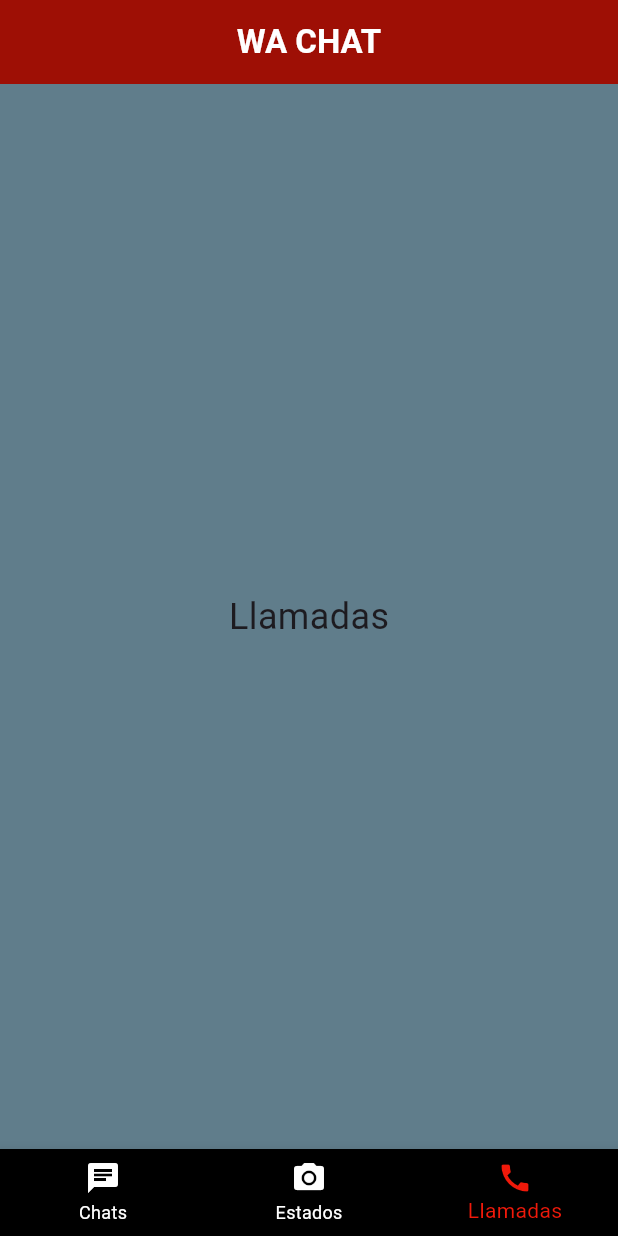
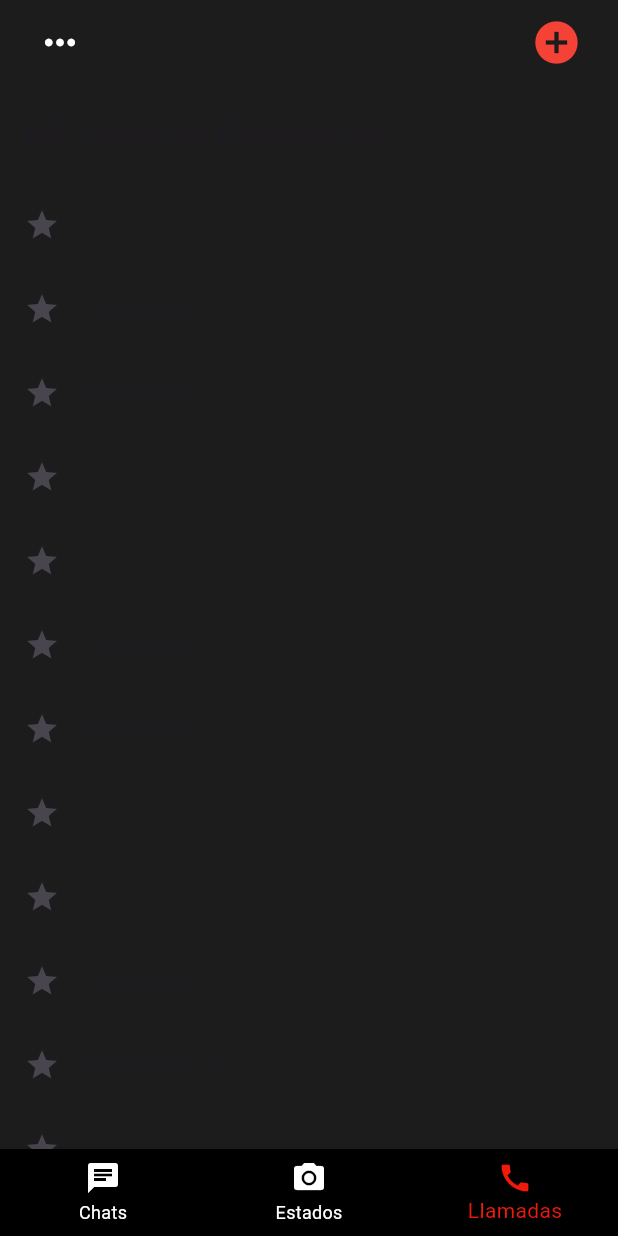
Before and after one commit to FranciscoTxz/WA-Chat-Flutter, a Flutter app: the screen it shows after launch, swiped to page 3, on a phone screen of 412 x 824 dp. Run offline on Flutter 3.47's test engine with Material 3 defaults, Android fonts, the phone set to English and light mode, and no system bars; our stand-ins replace cached_network_image, go_router; network calls fail.

Commit message:
Fix Chat Screen and AppBar

```diff
--- a/lib/screens/calls_screen.dart
+++ b/lib/screens/calls_screen.dart
@@ -5,6 +5,28 @@ class CallsScreen extends StatelessWidget {
 
   @override
   Widget build(BuildContext context) {
-    return Center(child: Text('Llamadas', style: TextStyle(fontSize: 24)));
+    return SingleChildScrollView(
+      child: Column(
+        crossAxisAlignment: CrossAxisAlignment.start,
+        children: [
+          Padding(
+            padding: EdgeInsets.all(16.0),
+            child: Text(
+              "Mi Lista de Elementos",
+              style: TextStyle(fontSize: 24, fontWeight: FontWeight.bold),
+            ),
+          ),
+          Column(
+            children: List.generate(
+              50,
+              (index) => ListTile(
+                title: Text("Elemento $index"),
+                leading: Icon(Icons.star),
+              ),
+            ),
+          ),
+        ],
+      ),
+    );
   }
 }
--- a/lib/screens/home_screen.dart
+++ b/lib/screens/home_screen.dart
@@ -1,5 +1,6 @@
 import 'package:flutter/material.dart';
 import 'package:simple_menu/screens/screens.dart';
+import 'package:simple_menu/widgets/widgets.dart';
 
 class HomeScreen extends StatefulWidget {
   const HomeScreen({super.key});
@@ -23,19 +24,24 @@ class _HomeScreenState extends State<HomeScreen> {
     );
   }
 
+  PreferredSizeWidget _getAppBar(int index) {
+    switch (index) {
+      case 0:
+        return AppBarCustomScreenOne();
+      case 1:
+        return AppBarCustomScreenTwo();
+      case 2:
+        return AppBarCustomScreenThree();
+      default:
+        return AppBarCustomScreenOne();
+    }
+  }
+
   @override
   Widget build(BuildContext context) {
     return Scaffold(
-      backgroundColor: Colors.blueGrey,
-      appBar: AppBar(
-        title: Center(
-          child: Text(
-            'WA CHAT',
-            style: TextStyle(color: Colors.white, fontWeight: FontWeight.bold),
-          ),
-        ),
-        backgroundColor: Color(0xFF9e0f05),
-      ),
+      backgroundColor: Color(0xFF1C1C1C),
+      appBar: _getAppBar(_selectedIndex),
       body: PageView(
         controller: _pageController,
         onPageChanged: (index) {
--- /dev/null
+++ b/lib/widgets/appbar_custom.dart
@@ -0,0 +1,91 @@
+import 'package:flutter/material.dart';
+
+class AppBarCustomScreenOne extends StatelessWidget
+    implements PreferredSizeWidget {
+  @override
+  Widget build(BuildContext context) {
+    return AppBar(
+      title: Row(
+        children: [
+          IconButton(
+            icon: Icon(Icons.more_horiz_rounded),
+            iconSize: 30,
+            color: Colors.white,
+            onPressed: () {},
+          ),
+          Spacer(),
+          IconButton(
+            icon: Icon(Icons.camera_alt),
+            iconSize: 30,
+            color: Colors.white,
+            onPressed: () {},
+          ),
+          IconButton(
+            icon: Icon(Icons.add_circle_outlined),
+            iconSize: 34,
+            color: Colors.red,
+            onPressed: () {},
+          ),
+        ],
+      ),
+      backgroundColor: Color(0xFF1C1C1C),
+    );
+  }
+
+  @override
+  Size get preferredSize => Size.fromHeight(kToolbarHeight);
+}
+
+class AppBarCustomScreenTwo extends StatelessWidget
+    implements PreferredSizeWidget {
+  @override
+  Widget build(BuildContext context) {
+    return AppBar(
+      title: Row(
+        children: [
+          IconButton(
+            icon: Icon(Icons.more_horiz_rounded),
+            iconSize: 30,
+            color: Colors.white,
+            onPressed: () {},
+          ),
+          Spacer(),
+        ],
+      ),
+      backgroundColor: Color(0xFF1C1C1C),
+    );
+  }
+
+  @override
+  Size get preferredSize => Size.fromHeight(kToolbarHeight);
+}
+
+class AppBarCustomScreenThree extends StatelessWidget
+    implements PreferredSizeWidget {
+  @override
+  Widget build(BuildContext context) {
+    return AppBar(
+      title: Row(
+        children: [
+          IconButton(
+            icon: Icon(Icons.more_horiz_rounded),
+            iconSize: 30,
+            color: Colors.white,
+            onPressed: () {},
+          ),
+          Spacer(),
+          IconButton(
+            icon: Icon(Icons.add_circle_outlined),
+            iconSize: 34,
+            color: Colors.red,
+            onPressed: () {},
+          ),
+        ],
+      ),
+      backgroundColor: Color(0xFF1C1C1C),
+    );
+  }
+
+  @override
+  Size get preferredSize => Size.fromHeight(kToolbarHeight);
+}
--- a/lib/widgets/custom_elevated_button.dart
+++ b/lib/widgets/custom_elevated_button.dart
@@ -17,8 +17,8 @@ class CustomElevatedButton extends StatelessWidget {
         elevation: WidgetStatePropertyAll(2),
         overlayColor: WidgetStatePropertyAll(Colors.grey),
         backgroundColor: WidgetStatePropertyAll(Colors.white),
-        minimumSize: WidgetStatePropertyAll(Size(200, 45)),
-        maximumSize: WidgetStatePropertyAll(Size(200, 75)),
+        minimumSize: WidgetStatePropertyAll(Size(double.infinity, 50)),
+        maximumSize: WidgetStatePropertyAll(Size(double.infinity, 75)),
         shape: WidgetStateProperty.all(
           RoundedRectangleBorder(
             borderRadius: BorderRadius.circular(5),
--- a/lib/widgets/widgets.dart
+++ b/lib/widgets/widgets.dart
@@ -1 +1,2 @@
 export 'package:simple_menu/widgets/custom_elevated_button.dart';
+export 'package:simple_menu/widgets/appbar_custom.dart';
```
Also changed, not shown: lib/screens/chats.dart (+25 -8 lines).
